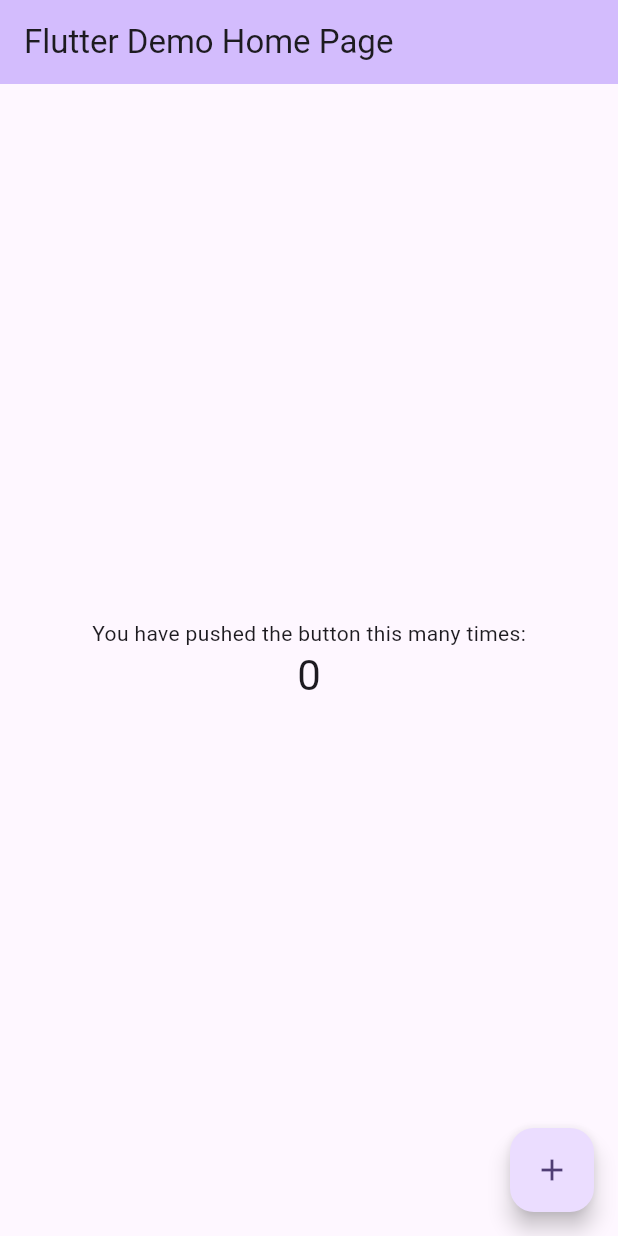
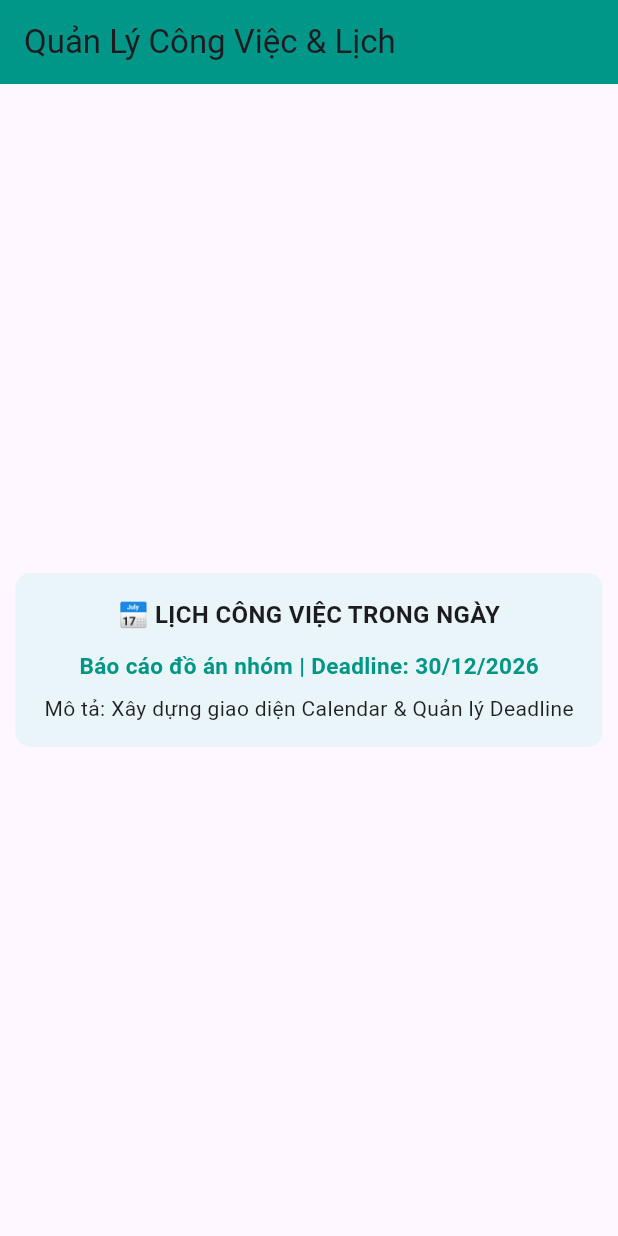
Before and after one commit to Project-Mobile-N05/team_Truong_Son_Sy, a Flutter app: the screen it shows after launch, on a phone screen of 412 x 824 dp. Run offline on Flutter 3.47's test engine with Material 3 defaults, Android fonts, the phone set to English and light mode, and no system bars.

Commit message:
Add Task class and Calendar UI view

```diff
--- a/student_deadline_manager/lib/main.dart
+++ b/student_deadline_manager/lib/main.dart
@@ -1,4 +1,5 @@
 import 'package:flutter/material.dart';
+import 'task.dart';
 
 void main() {
   runApp(const MyApp());
@@ -7,115 +8,71 @@ void main() {
 class MyApp extends StatelessWidget {
   const MyApp({super.key});
 
-  // This widget is the root of your application.
   @override
   Widget build(BuildContext context) {
-    return MaterialApp(
-      title: 'Flutter Demo',
-      theme: ThemeData(
-        // This is the theme of your application.
-        //
-        // TRY THIS: Try running your application with "flutter run". You'll see
-        // the application has a purple toolbar. Then, without quitting the app,
-        // try changing the seedColor in the colorScheme below to Colors.green
-        // and then invoke "hot reload" (save your changes or press the "hot
-        // reload" button in a Flutter-supported IDE, or press "r" if you used
-        // the command line to start the app).
-        //
-        // Notice that the counter didn't reset back to zero; the application
-        // state is not lost during the reload. To reset the state, use hot
-        // restart instead.
-        //
-        // This works for code too, not just values: Most code changes can be
-        // tested with just a hot reload.
-        colorScheme: ColorScheme.fromSeed(seedColor: Colors.deepPurple),
-      ),
-      home: const MyHomePage(title: 'Flutter Demo Home Page'),
+    return const MaterialApp(
+      debugShowCheckedModeBanner: false,
+      home: CalendarTaskPage(),
     );
   }
 }
 
-class MyHomePage extends StatefulWidget {
-  const MyHomePage({super.key, required this.title});
-
-  // This widget is the home page of your application. It is stateful, meaning
-  // that it has a State object (defined below) that contains fields that affect
-  // how it looks.
-
-  // This class is the configuration for the state. It holds the values (in this
-  // case the title) provided by the parent (in this case the App widget) and
-  // used by the build method of the State. Fields in a Widget subclass are
-  // always marked "final".
-
-  final String title;
+class CalendarTaskPage extends StatefulWidget {
+  const CalendarTaskPage({super.key});
 
   @override
-  State<MyHomePage> createState() => _MyHomePageState();
+  State<CalendarTaskPage> createState() => _CalendarTaskPageState();
 }
 
-class _MyHomePageState extends State<MyHomePage> {
-  int _counter = 0;
+class _CalendarTaskPageState extends State<CalendarTaskPage> {
+  // Khởi tạo đối tượng Task tương tự ví dụ Myprofile()
+  Task myTask = Task();
 
-  void _incrementCounter() {
-    setState(() {
-      // This call to setState tells the Flutter framework that something has
-      // changed in this State, which causes it to rerun the build method below
-      // so that the display can reflect the updated values. If we changed
-      // _counter without calling setState(), then the build method would not be
-      // called again, and so nothing would appear to happen.
-      _counter++;
-    });
+  @override
+  void initState() {
+    super.initState();
+    // Gọi phương thức cập nhật dữ liệu
+    myTask.setTask("Báo cáo đồ án nhóm", "30/12/2026", "Xây dựng giao diện Calendar & Quản lý Deadline");
   }
 
   @override
   Widget build(BuildContext context) {
-    // This method is rerun every time setState is called, for instance as done
-    // by the _incrementCounter method above.
-    //
-    // The Flutter framework has been optimized to make rerunning build methods
-    // fast, so that you can just rebuild anything that needs updating rather
-    // than having to individually change instances of widgets.
+    String taskSummary = myTask.getTaskSummary();
+    double width = MediaQuery.of(context).size.width;
+
     return Scaffold(
       appBar: AppBar(
-        // TRY THIS: Try changing the color here to a specific color (to
-        // Colors.amber, perhaps?) and trigger a hot reload to see the AppBar
-        // change color while the other colors stay the same.
-        backgroundColor: Theme.of(context).colorScheme.inversePrimary,
-        // Here we take the value from the MyHomePage object that was created by
-        // the App.build method, and use it to set our appbar title.
-        title: Text(widget.title),
+        title: const Text('Quản Lý Công Việc & Lịch'),
+        backgroundColor: Colors.teal,
       ),
       body: Center(
-        // Center is a layout widget. It takes a single child and positions it
-        // in the middle of the parent.
+        child: Container(
+          width: width * 0.95,
+          padding: const EdgeInsets.all(16.0),
+          decoration: BoxDecoration(
+            color: const Color(0xFFE9F5F8), // Màu nền giống ví dụ minh họa
+            borderRadius: BorderRadius.circular(10),
+          ),
           child: Column(
-          // Column is also a layout widget. It takes a list of children and
-          // arranges them vertically. By default, it sizes itself to fit its
-          // children horizontally, and tries to be as tall as its parent.
-          //
-          // Column has various properties to control how it sizes itself and
-          // how it positions its children. Here we use mainAxisAlignment to
-          // center the children vertically; the main axis here is the vertical
-          // axis because Columns are vertical (the cross axis would be
-          // horizontal).
-          //
-          // TRY THIS: Invoke "debug painting" (choose the "Toggle Debug Paint"
-          // action in the IDE, or press "p" in the console), to see the
-          // wireframe for each widget.
-          mainAxisAlignment: MainAxisAlignment.center,
+            mainAxisSize: MainAxisSize.min,
             children: [
-            const Text('You have pushed the button this many times:'),
+              const Text(
+                "📅 LỊCH CÔNG VIỆC TRONG NGÀY",
+                style: TextStyle(fontSize: 16, fontWeight: FontWeight.bold),
+              ),
+              const SizedBox(height: 12),
               Text(
-              '$_counter',
-              style: Theme.of(context).textTheme.headlineMedium,
+                taskSummary,
+                style: const TextStyle(fontSize: 15, fontWeight: FontWeight.w600, color: Colors.teal),
+              ),
+              const SizedBox(height: 8),
+              Text(
+                "Mô tả: ${myTask.description}",
+                style: const TextStyle(fontSize: 14, color: Colors.black87),
               ),
             ],
           ),
         ),
-      floatingActionButton: FloatingActionButton(
-        onPressed: _incrementCounter,
-        tooltip: 'Increment',
-        child: const Icon(Icons.add),
       ),
     );
   }
--- /dev/null
+++ b/student_deadline_manager/lib/task.dart
@@ -0,0 +1,23 @@
+class Task {
+  String title = "Nộp bài tập Flutter";
+  String deadline = "16/09/2026";
+  String description = "Tạo Lớp Quản lý công việc và commit lên GitHub";
+  bool isCompleted = false;
+
+  // Phương thức thiết lập thông tin công việc (Setter)
+  void setTask(String title, String deadline, String description) {
+    this.title = title;
+    this.deadline = deadline;
+    this.description = description;
+  }
+
+  // Phương thức lấy chuỗi tóm tắt công việc (Getter)
+  String getTaskSummary() {
+    return "$title | Deadline: $deadline";
+  }
+
+  // Phương thức cập nhật trạng thái
+  void toggleStatus() {
+    isCompleted = !isCompleted;
+  }
+}
```
Lines whose indentation alone changed are shown as unchanged.
